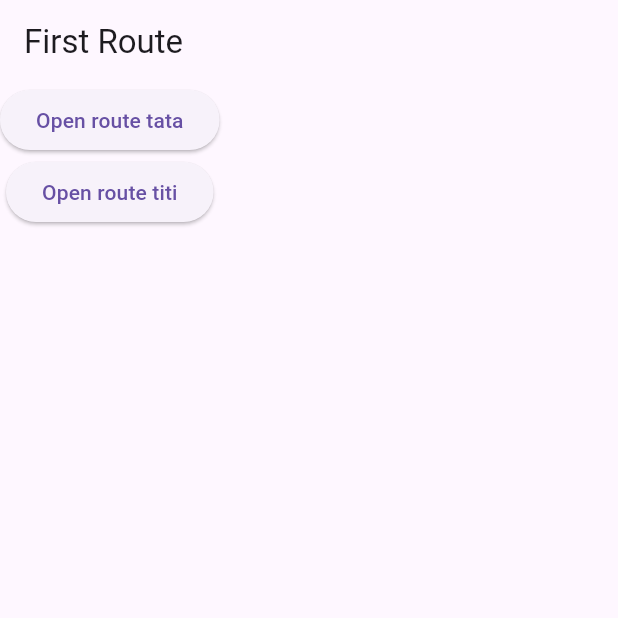
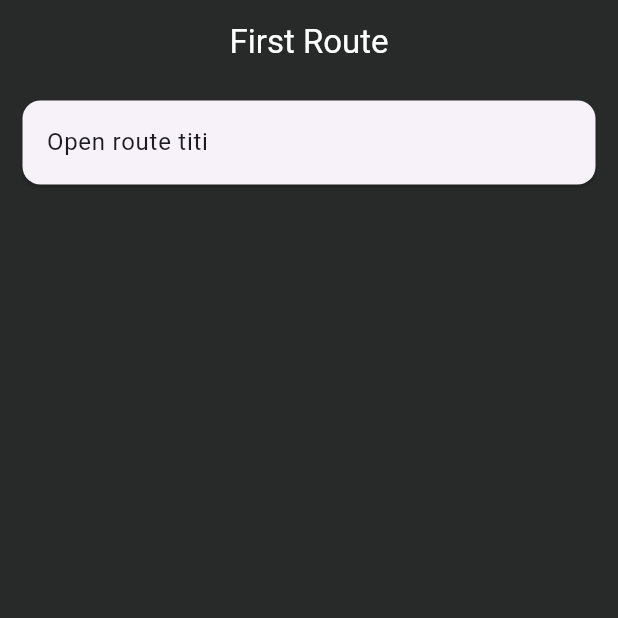
Before and after one commit to VicMls38/Flutter-Template, a Flutter app: the screen it shows after launch, on a phone screen of 412 x 824 dp, the top half of it. Run offline on Flutter 3.47's test engine with Material 3 defaults, Android fonts, the phone set to English and light mode, and no system bars.

Commit message:
Crud fonctionnel

```diff
--- a/lib/main.dart
+++ b/lib/main.dart
@@ -1,83 +1,55 @@
 import 'package:flutter/material.dart';
+import './src/views/cityTrip.dart';
 
-void main() => runApp(const MyApp());
-
-class Todo {
-  final String title;
-  const Todo(this.title);
+void main() {
+  runApp(const MyApp());
 }
 
 class MyApp extends StatelessWidget {
-  const MyApp({super.key});
-
+  const MyApp({Key? key}) : super(key: key);
 
   @override
   Widget build(BuildContext context) {
     return MaterialApp(
-      title: 'Navigation Example',
+      title: 'Flutter Demo',
       theme: ThemeData(
         primarySwatch: Colors.blue,
       ),
-      home: const FirstRoute(), // Définit la première route comme point d'entrée
+      home: const FirstRoute(),
     );
   }
 }
 
 class FirstRoute extends StatelessWidget {
-  const FirstRoute({super.key});
+  const FirstRoute({Key? key}) : super(key: key);
 
   @override
   Widget build(BuildContext context) {
     return Scaffold(
       appBar: AppBar(
-        title: const Text('First Route'),
+        backgroundColor: const Color.fromARGB(255, 40, 41, 41),
+        centerTitle: true,
+        title: const Text('First Route', style: TextStyle(color: Colors.white)),
       ),
-      body: Column(
+      body: Container(
+        color: const Color.fromARGB(255, 40, 41, 41),
+        child: Column(
+          mainAxisAlignment: MainAxisAlignment.start,
           children: [
-          ElevatedButton(
-            child: const Text('Open route tata'),
-            onPressed: () {
-              // Naviguer vers la deuxième route
+            const SizedBox(height: 1), // Espacement entre les boutons
+            Card(
+              margin: const EdgeInsets.symmetric(vertical: 10, horizontal: 15),
+              child: ListTile(
+                title: const Text('Open route titi'),
+                onTap: () {
                   Navigator.push(
                     context,
-                MaterialPageRoute(builder: (context) => const SecondRoute(todo: Todo("tata"))),
+                    MaterialPageRoute(builder: (context) => CityTrip()),
                   );
                 },
               ),
-          ElevatedButton(
-            child: const Text('Open route titi'),
-            onPressed: () {
-              // Naviguer vers la deuxième route
-              Navigator.push(
-                context,
-                MaterialPageRoute(builder: (context) => const SecondRoute(todo: Todo("titi"))),
-              );
-            },
             ),
           ],
-      )
-    );
-  }
-}
-
-class SecondRoute extends StatelessWidget {
-  const SecondRoute({super.key, required this.todo});
-
-  final Todo todo;
-
-  @override
-  Widget build(BuildContext context) {
-    return Scaffold(
-      appBar: AppBar(
-        title: Text(todo.title),
-      ),
-      body: Center(
-        child: ElevatedButton(
-          onPressed: () {
-            // Revenir à la première route
-            Navigator.pop(context);
-          },
-          child: const Text('Go back!'),
         ),
       ),
     );
```
Also changed, not shown: lib/src/views/cityTrip.dart (added, +248 -0 lines). Lines whose indentation alone changed are shown as unchanged.
